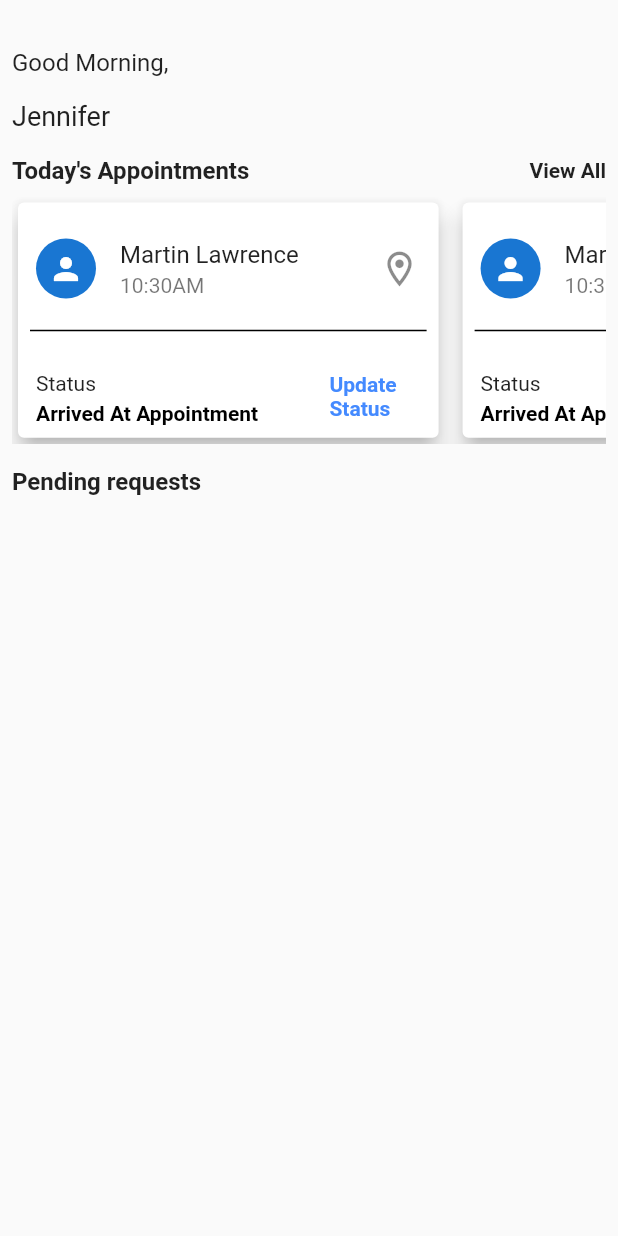
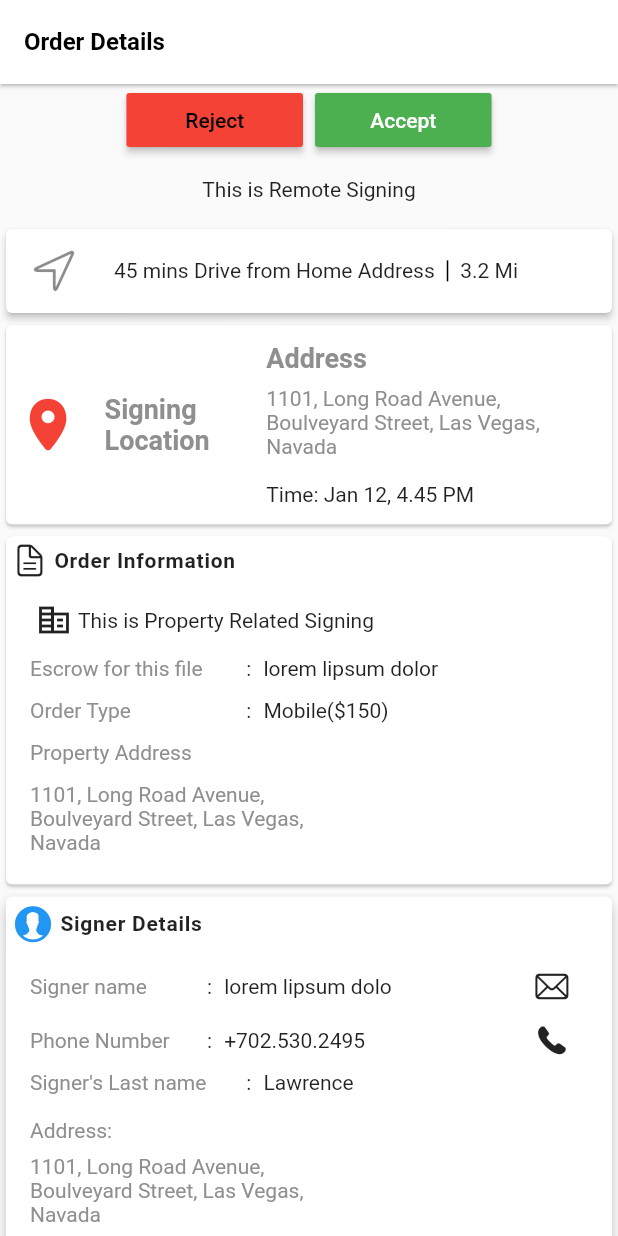
Before and after one commit to digvijay-gh/NotaryApp, a Flutter app: the screen it shows after launch, on a phone screen of 412 x 824 dp. Run offline on Flutter 3.47's test engine with Material 2 defaults, Android fonts, the phone set to English and light mode, and no system bars.

Commit message:
order details UI updated

```diff
--- a/lib/main.dart
+++ b/lib/main.dart
@@ -1,4 +1,5 @@
 import 'package:flutter/material.dart';
+import 'package:notary_app/orderscreen.dart';
 
 import 'dashboardscreen.dart';
 import 'appointmentscreen.dart';
@@ -8,7 +9,12 @@ import 'loginscreen.dart';
 void main(List<String> args) {
   runApp(
     new MaterialApp(
-      home: DashboardScreen(),
+      theme: ThemeData(
+        textTheme: TextTheme(
+          bodyText1: TextStyle(color: Color(0xffa2a3a2), letterSpacing: 0),
+        ),
+      ),
+      home: OrderScreen(),
     ),
   );
 }
--- a/lib/orderscreen.dart
+++ b/lib/orderscreen.dart
@@ -0,0 +1,507 @@
+import 'package:flutter/cupertino.dart';
+import 'package:flutter/material.dart';
+import 'package:notary_app/utilitywidgets.dart';
+
+TextStyle greyText = TextStyle(
+  color: Color.fromARGB(255, 142, 143, 142),
+);
+TextStyle titleStyle =
+    TextStyle(fontWeight: FontWeight.bold, letterSpacing: 0.5);
+
+class OrderScreen extends StatelessWidget {
+  const OrderScreen({Key? key}) : super(key: key);
+
+  @override
+  Widget build(BuildContext context) {
+    return Scaffold(
+      appBar: AppBar(
+        title: Text(
+          "Order Details",
+          style: TextStyle(
+            color: Colors.black,
+            fontSize: 16,
+            fontWeight: FontWeight.bold,
+          ),
+        ),
+        backgroundColor: Colors.white,
+        elevation: 1,
+      ),
+      body: SafeArea(
+          child: SingleChildScrollView(
+        child: Column(
+          children: [
+            AcceptAndRejectButtons(),
+            SpaceWidget(12),
+            SigningDetailsWidget(),
+            SpaceWidget(12),
+            LocationDistanceCard(),
+            SigningLocationDetailsCard(),
+            OrderInformationCard(),
+            SignerDetailsOrderScreenCard(),
+            TitleCompanyAndAgentInformationCard(),
+          ],
+        ),
+      )),
+    );
+  }
+}
+
+class AcceptAndRejectButtons extends StatelessWidget {
+  const AcceptAndRejectButtons({
+    Key? key,
+  }) : super(key: key);
+
+  @override
+  Widget build(BuildContext context) {
+    return Row(
+      mainAxisAlignment: MainAxisAlignment.center,
+      children: [
+        ElevatedButton(
+          child: const Text(
+            'Reject',
+            style: TextStyle(
+              color: Colors.black,
+            ),
+          ),
+          onPressed: () {},
+          style: ElevatedButton.styleFrom(
+            fixedSize: Size(MediaQuery.of(context).size.width / 3.5, 32),
+            shape:
+                RoundedRectangleBorder(borderRadius: BorderRadius.circular(2)),
+            primary: Colors.red,
+          ),
+        ),
+        SizedBox(
+          width: 8,
+        ),
+        ElevatedButton(
+          child: const Text(
+            'Accept',
+            style: TextStyle(
+              color: Colors.white,
+            ),
+          ),
+          onPressed: () {},
+          style: ElevatedButton.styleFrom(
+            fixedSize: Size(MediaQuery.of(context).size.width / 3.5, 32),
+            shape:
+                RoundedRectangleBorder(borderRadius: BorderRadius.circular(2)),
+            primary: Colors.green,
+          ),
+        )
+      ],
+    );
+  }
+}
+
+class SigningDetailsWidget extends StatelessWidget {
+  const SigningDetailsWidget({
+    Key? key,
+  }) : super(key: key);
+
+  @override
+  Widget build(BuildContext context) {
+    return SizedBox(
+      height: MediaQuery.of(context).size.height * 0.025,
+      child: Center(
+        child: Text("This is Remote Signing"),
+      ),
+    );
+  }
+}
+
+class LocationDistanceCard extends StatelessWidget {
+  const LocationDistanceCard({
+    Key? key,
+  }) : super(key: key);
+
+  @override
+  Widget build(BuildContext context) {
+    return Card(
+      elevation: 2,
+      child: ListTile(
+        leading: Icon(
+          CupertinoIcons.location,
+          size: 32,
+        ),
+        title: Row(
+          children: [
+            Text(
+              "45 mins Drive from Home Address",
+              style: TextStyle(fontSize: 14),
+            ),
+            Container(
+              color: Colors.black,
+              width: 1,
+              margin: EdgeInsets.symmetric(horizontal: 8),
+              height: 14,
+            ),
+            Text(
+              "3.2 Mi",
+              style: TextStyle(fontSize: 14),
+            ),
+          ],
+        ),
+      ),
+    );
+  }
+}
+
+class SigningLocationDetailsCard extends StatelessWidget {
+  const SigningLocationDetailsCard({
+    Key? key,
+  }) : super(key: key);
+
+  @override
+  Widget build(BuildContext context) {
+    return Card(
+      child: Padding(
+        padding: const EdgeInsets.symmetric(
+          horizontal: 8,
+          vertical: 12,
+        ),
+        child: Row(
+          children: [
+            Expanded(
+              child: Row(
+                children: [
+                  Icon(
+                    CupertinoIcons.location_solid,
+                    color: Colors.red,
+                    size: 40,
+                  ),
+                  Expanded(
+                    child: Center(
+                      child: Text("Signing\nLocation",
+                          style: greyText.copyWith(
+                              fontSize: 18, fontWeight: FontWeight.bold)),
+                    ),
+                  )
+                ],
+              ),
+              flex: 3,
+            ),
+            Expanded(
+              flex: 5,
+              child: Padding(
+                padding: const EdgeInsets.symmetric(horizontal: 20.0),
+                child: Column(
+                  crossAxisAlignment: CrossAxisAlignment.start,
+                  children: [
+                    Text(
+                      "Address",
+                      style: greyText.copyWith(
+                        fontSize: 18,
+                        fontWeight: FontWeight.w600,
+                      ),
+                    ),
+                    SpaceWidget(8),
+                    Text(
+                        "1101, Long Road Avenue, Boulveyard Street, Las Vegas, Navada",
+                        style: greyText),
+                    SpaceWidget(16),
+                    Text("Time: Jan 12, 4.45 PM"),
+                  ],
+                ),
+              ),
+            ),
+          ],
+        ),
+      ),
+    );
+  }
+}
+
+class OrderInformationCard extends StatelessWidget {
+  const OrderInformationCard({
+    Key? key,
+  }) : super(key: key);
+
+  @override
+  Widget build(BuildContext context) {
+    return Card(
+      child: Padding(
+        padding: const EdgeInsets.all(4.0),
+        child: Column(
+          children: [
+            Row(
+              children: [
+                Icon(CupertinoIcons.doc_text),
+                SizedBox(
+                  width: 4,
+                ),
+                Text(
+                  "Order Information",
+                  style: titleStyle,
+                ),
+              ],
+            ),
+            Padding(
+              padding: EdgeInsets.symmetric(
+                horizontal: 12,
+                vertical: 16,
+              ),
+              child: Column(
+                crossAxisAlignment: CrossAxisAlignment.start,
+                children: [
+                  Row(
+                    children: [
+                      Padding(
+                          padding: const EdgeInsets.symmetric(horizontal: 4),
+                          child: Icon(Icons.corporate_fare)),
+                      Text(
+                        "This is Property Related Signing",
+                      ),
+                    ],
+                  ),
+                  SpaceWidget(12),
+                  HeadingAndDetailsRow(
+                    title: "Escrow for this file",
+                    detail: "lorem lipsum dolor",
+                  ),
+                  SpaceWidget(12),
+                  HeadingAndDetailsRow(
+                    title: "Order Type",
+                    detail: "Mobile(\$150)",
+                  ),
+                  SpaceWidget(12),
+                  Text("Property Address", style: greyText),
+                  SpaceWidget(12),
+                  SizedBox(
+                    width: MediaQuery.of(context).size.width / 2,
+                    child: Text(
+                        "1101, Long Road Avenue, Boulveyard Street, Las Vegas, Navada",
+                        style: greyText),
+                  ),
+                ],
+              ),
+            )
+          ],
+        ),
+      ),
+    );
+  }
+}
+
+class SignerDetailsOrderScreenCard extends StatelessWidget {
+  const SignerDetailsOrderScreenCard({
+    Key? key,
+  }) : super(key: key);
+
+  @override
+  Widget build(BuildContext context) {
+    return Card(
+      elevation: 4,
+      child: Padding(
+        padding: const EdgeInsets.all(4.0),
+        child: Column(
+          crossAxisAlignment: CrossAxisAlignment.start,
+          children: [
+            Row(
+              children: [
+                Icon(
+                  CupertinoIcons.person_alt_circle_fill,
+                  color: Colors.blue,
+                  size: 28,
+                ),
+                SizedBox(
+                  width: 4,
+                ),
+                Text(
+                  "Signer Details",
+                  style: titleStyle,
+                ),
+              ],
+            ),
+            Padding(
+              padding: const EdgeInsets.symmetric(
+                vertical: 16,
+                horizontal: 12,
+              ),
+              child: Column(
+                crossAxisAlignment: CrossAxisAlignment.start,
+                children: [
+                  HeadingAndDetailsWithIconRow(
+                    title: "Signer name",
+                    detail: "lorem lipsum dolo",
+                    icon: Icon(CupertinoIcons.mail),
+                  ),
+                  SpaceWidget(12),
+                  HeadingAndDetailsWithIconRow(
+                    title: "Phone Number",
+                    detail: "+702.530.2495",
+                    icon: Icon(CupertinoIcons.phone_fill),
+                  ),
+                  SpaceWidget(8),
+                  HeadingAndDetailsRow(
+                    title: "Signer's Last name",
+                    detail: "Lawrence",
+                  ),
+                  SpaceWidget(16),
+                  Text("Address:", style: greyText),
+                  SpaceWidget(8),
+                  SizedBox(
+                    width: MediaQuery.of(context).size.width / 2.2,
+                    child: Text(
+                        "1101, Long Road Avenue, Boulveyard Street, Las Vegas, Navada",
+                        style: greyText),
+                  ),
+                ],
+              ),
+            )
+          ],
+        ),
+      ),
+    );
+  }
+}
+
+class TitleCompanyAndAgentInformationCard extends StatelessWidget {
+  const TitleCompanyAndAgentInformationCard({
+    Key? key,
+  }) : super(key: key);
+
+  @override
+  Widget build(BuildContext context) {
+    return Card(
+      elevation: 4,
+      child: Padding(
+        padding: const EdgeInsets.all(4.0),
+        child: Column(
+          children: [
+            Row(
+              children: [
+                Icon(
+                  Icons.list_alt,
+                  size: 28,
+                ),
+                SizedBox(
+                  width: 4,
+                ),
+                Text(
+                  "Title Company &\nAgent Information",
+                  style: titleStyle,
+                ),
+              ],
+            ),
+            Padding(
+              padding: const EdgeInsets.symmetric(
+                vertical: 16,
+                horizontal: 12,
+              ),
+              child: Column(
+                children: [
+                  HeadingAndDetailsRow(
+                      title: "Closing Agent", detail: "Wells Fargo Home"),
+                  SpaceWidget(8),
+                  HeadingAndDetailsRow(
+                      title: "CA First Name", detail: "Martin"),
+                  SpaceWidget(8),
+                  HeadingAndDetailsRow(
+                      title: "CA Last Name", detail: "Lawrence"),
+                  SpaceWidget(8),
+                  HeadingAndDetailsWithIconRow(
+                    title: "CA Phone Number",
+                    detail: "+702.530.2495",
+                    icon: Icon(CupertinoIcons.phone_fill),
+                  ),
+                  SpaceWidget(8),
+                  HeadingAndDetailsWithIconRow(
+                    title: "CA Email",
+                    detail: "ashley@chase.com",
+                    icon: Icon(CupertinoIcons.mail),
+                  ),
+                  SpaceWidget(8),
+                ],
+              ),
+            )
+          ],
+        ),
+      ),
+    );
+  }
+}
+
+// A Row with a FIELD TITLE and DETAIL in same line
+class HeadingAndDetailsRow extends StatelessWidget {
+  final String title;
+  final String detail;
+  const HeadingAndDetailsRow({
+    Key? key,
+    required this.title,
+    required this.detail,
+  }) : super(key: key);
+
+  @override
+  Widget build(BuildContext context) {
+    return Row(
+      children: [
+        Expanded(
+          flex: 2,
+          child: Text(
+            title,
+            style: greyText,
+          ),
+        ),
+        Padding(
+          padding: const EdgeInsets.only(right: 8),
+          child: Text(
+            ":",
+          ),
+        ),
+        Expanded(
+          flex: 3,
+          child: Text(
+            detail,
+          ),
+        ),
+      ],
+    );
+  }
+}
+
+// A Row with a FIELD TITLE ,DETAIL and ICON in same line
+class HeadingAndDetailsWithIconRow extends StatelessWidget {
+  final String title;
+  final String detail;
+  final Icon icon;
+  const HeadingAndDetailsWithIconRow({
+    Key? key,
+    required this.title,
+    required this.detail,
+    required this.icon,
+  }) : super(key: key);
+
+  @override
+  Widget build(BuildContext context) {
+    return Row(
+      children: [
+        Expanded(
+          flex: 4,
+          child: Text(
+            title,
+            style: greyText,
+          ),
+        ),
+        Padding(
+          padding: const EdgeInsets.only(right: 8),
+          child: Text(
+            ":",
+          ),
+        ),
+        Expanded(
+          flex: 7,
+          child: Text(
+            detail,
+          ),
+        ),
+        InkWell(
+          child: icon,
+        ),
+        SizedBox(
+          width: 12,
+        )
+      ],
+    );
+  }
+}
--- a/pubspec.yaml
+++ b/pubspec.yaml
@@ -34,6 +34,7 @@ dependencies:
   # The following adds the Cupertino Icons font to your application.
   # Use with the CupertinoIcons class for iOS style icons.
   cupertino_icons: ^1.0.2
+
 
 dev_dependencies:
   flutter_test:
```
Also changed, not shown: 1 other file.
